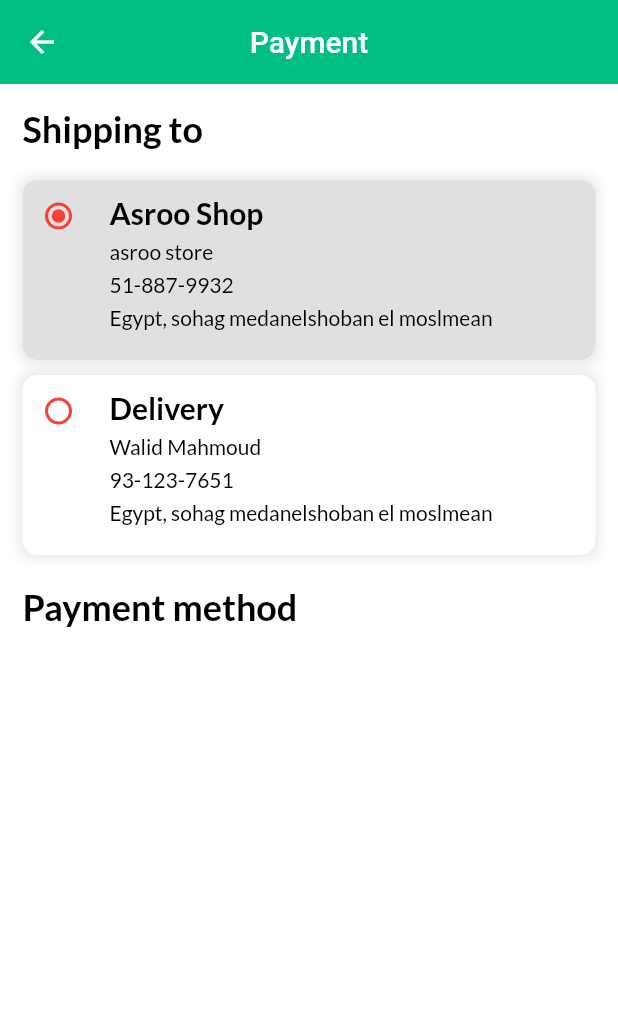
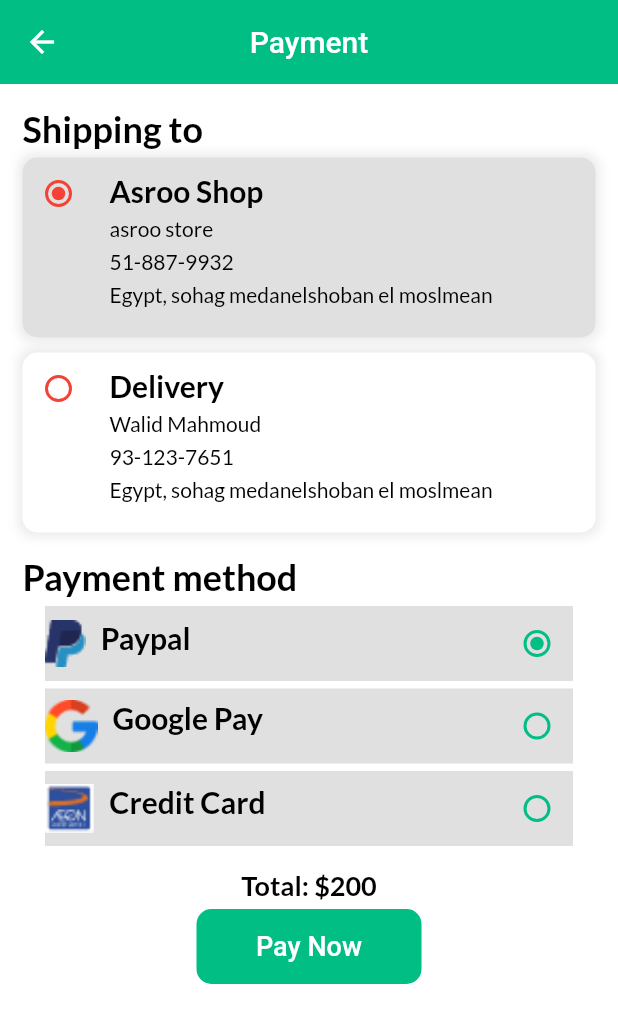
Before and after one commit to SamehNagi/e_commerce_project, a Flutter app: the PaymentScreen screen opened by its route, on a phone screen of 412 x 824 dp. Shown: the top 1023 px of the screen. Run offline on Flutter 3.47's test engine with Material 2 defaults, Android fonts, the phone set to English and light mode, and no system bars; our stand-ins replace badges, carousel_slider, firebase_auth, firebase_core, flutter_rating_bar, get and 5 more; missing offline and left inert: flutter_facebook_auth; accounts and stored records are empty; network calls fail; statements that could not run were skipped.

Commit message:
Payment Screen -- Payment UI Design Part 2

```diff
--- a/e_commerce/lib/view/screens/payment_screen.dart
+++ b/e_commerce/lib/view/screens/payment_screen.dart
@@ -1,5 +1,6 @@
 import 'package:e_commerce/utils/theme.dart';
 import 'package:e_commerce/view/widgets/Payment/delivery_container_widget.dart';
+import 'package:e_commerce/view/widgets/Payment/payment_method_widget.dart';
 import 'package:e_commerce/view/widgets/text.utils.dart';
 import 'package:flutter/material.dart';
 import 'package:get/get.dart';
@@ -31,11 +32,11 @@ class PaymentScreen extends StatelessWidget {
                 underLine: TextDecoration.none,
               ),
               const SizedBox(
-                height: 20,
+                height: 5,
               ),
-              DeliveryContainerWidget(),
+              const DeliveryContainerWidget(),
               const SizedBox(
-                height: 20,
+                height: 15,
               ),
               TextUtils(
                 fontSize: 24,
@@ -45,13 +46,47 @@ class PaymentScreen extends StatelessWidget {
                 underLine: TextDecoration.none,
               ),
               const SizedBox(
-                height: 20,
+                height: 5,
               ),
-              // PaymentMethodSidget(),
+              const PaymentMethodWidget(),
               const SizedBox(
-                height: 20,
+                height: 15,
               ),
-              // TotalButton(),
+              Center(
+                child: TextUtils(
+                  fontSize: 18,
+                  fontWeight: FontWeight.bold,
+                  text: "Total: \$200",
+                  color: Get.isDarkMode ? Colors.white : Colors.black,
+                  underLine: TextDecoration.none,
+                ),
+              ),
+              const SizedBox(
+                height: 5,
+              ),
+              Center(
+                child: SizedBox(
+                  height: 50,
+                  width: 150,
+                  child: ElevatedButton(
+                    style: ElevatedButton.styleFrom(
+                      shape: RoundedRectangleBorder(
+                        borderRadius: BorderRadius.circular(10),
+                      ),
+                      elevation: 0,
+                      primary: Get.isDarkMode ? pinkClr : mainColor,
+                    ),
+                    onPressed: () {},
+                    child: const Text(
+                      "Pay Now",
+                      style: TextStyle(
+                        fontSize: 18,
+                        color: Colors.white,
+                      ),
+                    ),
+                  ),
+                ),
+              ),
             ],
           ),
         ),
--- /dev/null
+++ b/e_commerce/lib/view/widgets/Payment/payment_method_widget.dart
@@ -0,0 +1,111 @@
+import 'package:e_commerce/utils/theme.dart';
+import 'package:e_commerce/view/widgets/text.utils.dart';
+import 'package:flutter/material.dart';
+import 'package:get/get.dart';
+
+class PaymentMethodWidget extends StatefulWidget {
+  const PaymentMethodWidget({Key? key}) : super(key: key);
+
+  @override
+  State<PaymentMethodWidget> createState() => _PaymentMethodWidgetState();
+}
+
+class _PaymentMethodWidgetState extends State<PaymentMethodWidget> {
+  int radioPaymentIndex = 1;
+
+  @override
+  Widget build(BuildContext context) {
+    return Padding(
+      padding: const EdgeInsets.only(left: 15, right: 15),
+      child: Column(
+        children: [
+          buidRadioPayment(
+            name: "Paypal",
+            image: "assets/images/paypal.png",
+            scale: 0.7,
+            value: 1,
+            onChange: (int? value) {
+              setState(() {
+                radioPaymentIndex = value!;
+              });
+            },
+          ),
+          const SizedBox(
+            height: 5,
+          ),
+          buidRadioPayment(
+            name: "Google Pay",
+            image: "assets/images/google.png",
+            scale: 0.8,
+            value: 2,
+            onChange: (int? value) {
+              setState(() {
+                radioPaymentIndex = value!;
+              });
+            },
+          ),
+          const SizedBox(
+            height: 5,
+          ),
+          buidRadioPayment(
+            name: "Credit Card",
+            image: "assets/images/credit.png",
+            scale: 0.7,
+            value: 3,
+            onChange: (int? value) {
+              setState(() {
+                radioPaymentIndex = value!;
+              });
+            },
+          ),
+        ],
+      ),
+    );
+  }
+
+  Widget buidRadioPayment({
+    required String image,
+    required double scale,
+    required String name,
+    required int value,
+    required Function onChange,
+  }) {
+    return Container(
+      height: 50,
+      width: double.infinity,
+      color: Colors.grey[300],
+      child: Row(
+        mainAxisAlignment: MainAxisAlignment.spaceBetween,
+        children: [
+          Row(
+            crossAxisAlignment: CrossAxisAlignment.start,
+            children: [
+              Image.asset(
+                image,
+                scale: scale,
+              ),
+              const SizedBox(
+                width: 10,
+              ),
+              TextUtils(
+                fontSize: 20,
+                fontWeight: FontWeight.bold,
+                text: name,
+                color: Colors.black,
+                underLine: TextDecoration.none,
+              ),
+            ],
+          ),
+          Radio(
+            value: value,
+            groupValue: radioPaymentIndex,
+            fillColor: MaterialStateColor.resolveWith((states) => mainColor),
+            onChanged: (int? value) {
+              onChange(value);
+            },
+          ),
+        ],
+      ),
+    );
+  }
+}
```
